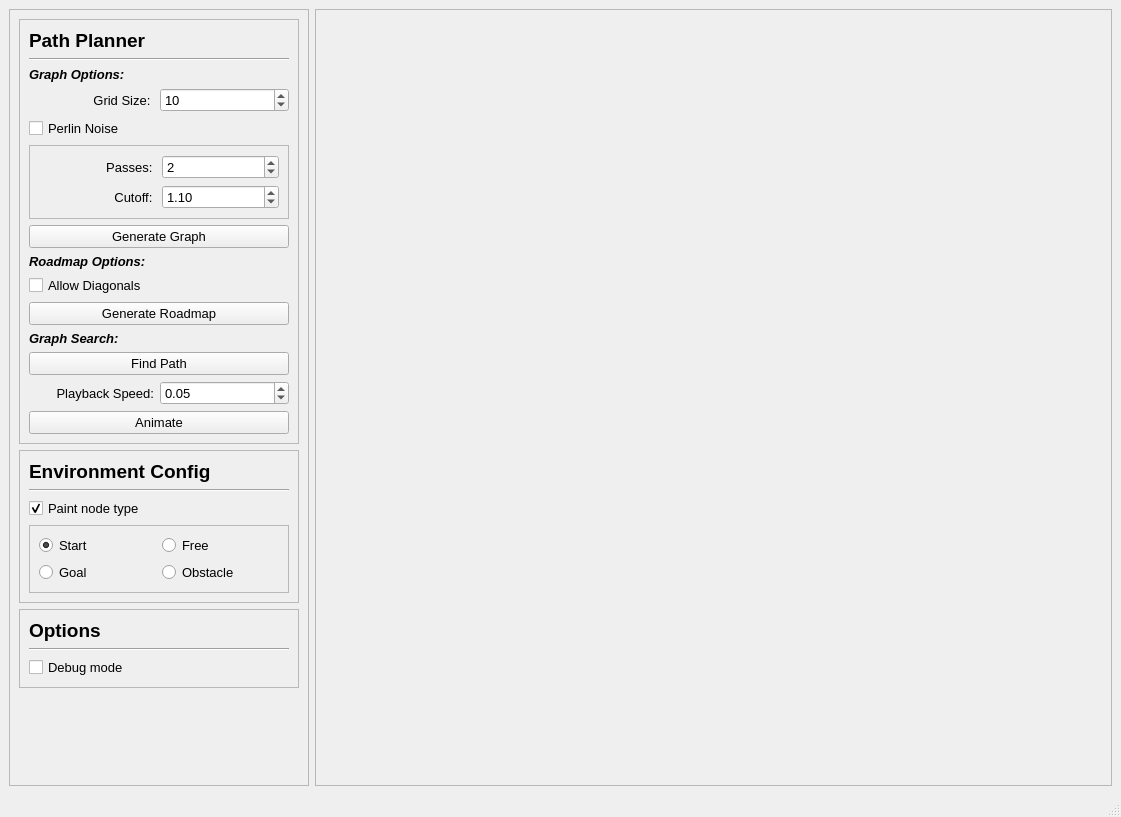
Above: ui/main_window.ui from kpdudek/PathPlanning before the change. Below: the same form after it.
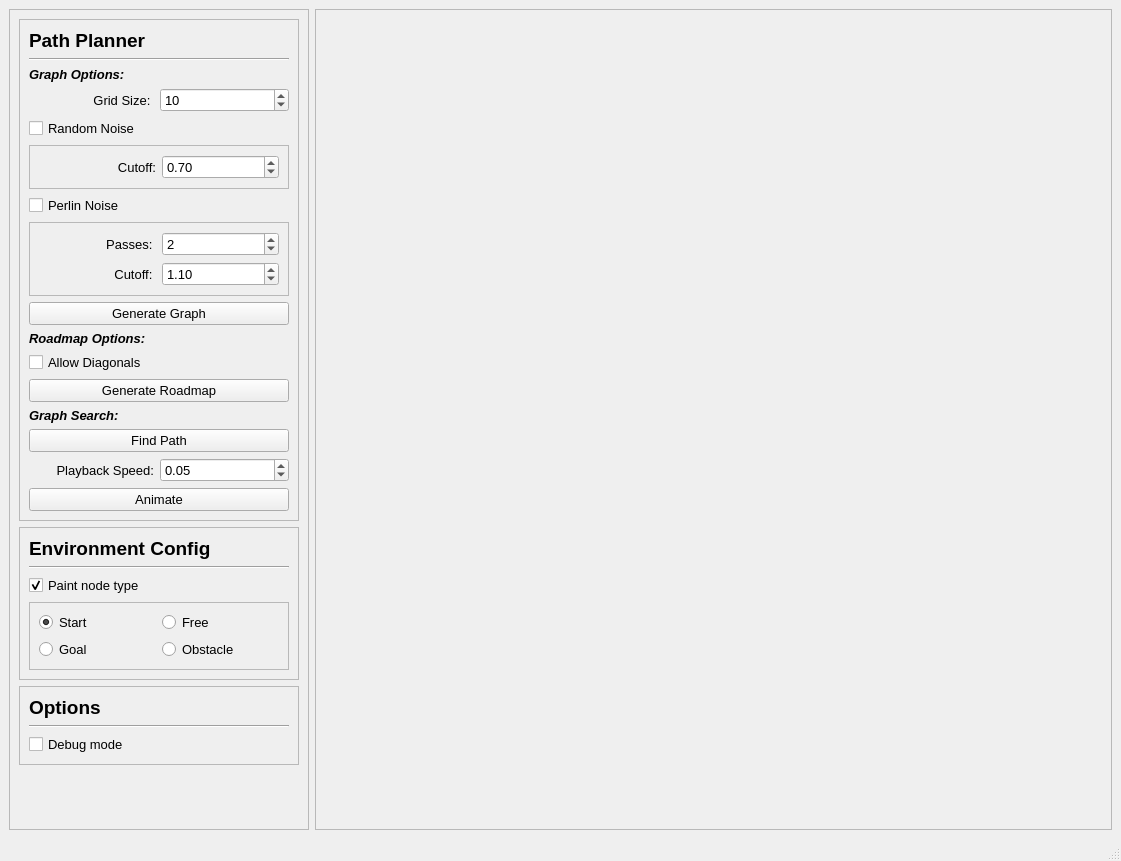
That is the form after the change.

Commit message: Added random noise option for graph generation

```diff
--- a/ui/main_window.ui
+++ b/ui/main_window.ui
@@ -7,7 +7,7 @@
     <x>0</x>
     <y>0</y>
     <width>1121</width>
-    <height>817</height>
+    <height>861</height>
    </rect>
   </property>
   <property name="windowTitle">
@@ -45,7 +45,7 @@
           <enum>QFrame::Raised</enum>
          </property>
          <layout class="QGridLayout" name="gridLayout_5">
-          <item row="6" column="0" colspan="2">
+          <item row="8" column="0" colspan="2">
            <widget class="QPushButton" name="generate_graph_button">
             <property name="font">
              <font>
@@ -57,7 +57,7 @@
             </property>
            </widget>
           </item>
-          <item row="10" column="0" colspan="2">
+          <item row="12" column="0" colspan="2">
            <widget class="QPushButton" name="generate_roadmap_button">
             <property name="font">
              <font>
@@ -69,19 +69,43 @@
             </property>
            </widget>
           </item>
-          <item row="12" column="0" colspan="2">
-           <widget class="QPushButton" name="find_path_button">
+          <item row="15" column="0">
+           <widget class="QLabel" name="label_5">
             <property name="font">
              <font>
               <pointsize>10</pointsize>
              </font>
             </property>
             <property name="text">
-             <string>Find Path</string>
+             <string>Playback Speed:</string>
             </property>
+            <property name="alignment">
+             <set>Qt::AlignRight|Qt::AlignTrailing|Qt::AlignVCenter</set>
+            </property>
            </widget>
           </item>
-          <item row="9" column="0" colspan="2">
+          <item row="3" column="0">
+           <widget class="QLabel" name="label_4">
+            <property name="maximumSize">
+             <size>
+              <width>125</width>
+              <height>16777215</height>
+             </size>
+            </property>
+            <property name="font">
+             <font>
+              <pointsize>10</pointsize>
+             </font>
+            </property>
+            <property name="text">
+             <string>Grid Size: </string>
+            </property>
+            <property name="alignment">
+             <set>Qt::AlignRight|Qt::AlignTrailing|Qt::AlignVCenter</set>
+            </property>
+           </widget>
+          </item>
+          <item row="11" column="0" colspan="2">
            <widget class="QCheckBox" name="allow_diagonals_checkbox">
             <property name="maximumSize">
              <size>
@@ -119,43 +143,19 @@
             </property>
            </widget>
           </item>
-          <item row="3" column="0">
-           <widget class="QLabel" name="label_4">
-            <property name="maximumSize">
-             <size>
-              <width>125</width>
-              <height>16777215</height>
-             </size>
-            </property>
+          <item row="14" column="0" colspan="2">
+           <widget class="QPushButton" name="find_path_button">
             <property name="font">
              <font>
               <pointsize>10</pointsize>
              </font>
             </property>
             <property name="text">
-             <string>Grid Size: </string>
+             <string>Find Path</string>
             </property>
-            <property name="alignment">
-             <set>Qt::AlignRight|Qt::AlignTrailing|Qt::AlignVCenter</set>
-            </property>
            </widget>
           </item>
-          <item row="13" column="0">
-           <widget class="QLabel" name="label_5">
-            <property name="font">
-             <font>
-              <pointsize>10</pointsize>
-             </font>
-            </property>
-            <property name="text">
-             <string>Playback Speed:</string>
-            </property>
-            <property name="alignment">
-             <set>Qt::AlignRight|Qt::AlignTrailing|Qt::AlignVCenter</set>
-            </property>
-           </widget>
-          </item>
-          <item row="13" column="1">
+          <item row="15" column="1">
            <widget class="QDoubleSpinBox" name="playback_speed_spinbox">
             <property name="font">
              <font>
@@ -170,7 +170,7 @@
             </property>
            </widget>
           </item>
-          <item row="15" column="0" colspan="2">
+          <item row="17" column="0" colspan="2">
            <widget class="QPushButton" name="animate_button">
             <property name="font">
              <font>
@@ -182,6 +182,21 @@
             </property>
            </widget>
           </item>
+          <item row="2" column="0" colspan="2">
+           <widget class="QLabel" name="label_7">
+            <property name="font">
+             <font>
+              <pointsize>10</pointsize>
+              <weight>75</weight>
+              <italic>true</italic>
+              <bold>true</bold>
+             </font>
+            </property>
+            <property name="text">
+             <string>Graph Options:</string>
+            </property>
+           </widget>
+          </item>
           <item row="1" column="0" colspan="2">
            <widget class="Line" name="line_3">
             <property name="orientation">
@@ -189,22 +204,73 @@
             </property>
            </widget>
           </item>
-          <item row="2" column="0" colspan="2">
-           <widget class="QLabel" name="label_7">
+          <item row="6" column="0">
+           <widget class="QCheckBox" name="perlin_noise_checkbox">
+            <property name="maximumSize">
+             <size>
+              <width>125</width>
+              <height>16777215</height>
+             </size>
+            </property>
             <property name="font">
              <font>
               <pointsize>10</pointsize>
+             </font>
+            </property>
+            <property name="text">
+             <string>Perlin Noise</string>
+            </property>
+           </widget>
+          </item>
+          <item row="3" column="1">
+           <widget class="QSpinBox" name="grid_size_spinbox">
+            <property name="font">
+             <font>
+              <pointsize>10</pointsize>
+             </font>
+            </property>
+            <property name="minimum">
+             <number>2</number>
+            </property>
+            <property name="maximum">
+             <number>128</number>
+            </property>
+            <property name="value">
+             <number>10</number>
+            </property>
+           </widget>
+          </item>
+          <item row="9" column="0" colspan="2">
+           <widget class="QLabel" name="label_8">
+            <property name="font">
+             <font>
+              <pointsize>10</pointsize>
               <weight>75</weight>
               <italic>true</italic>
               <bold>true</bold>
              </font>
             </property>
             <property name="text">
-             <string>Graph Options:</string>
+             <string>Roadmap Options:</string>
             </property>
            </widget>
           </item>
-          <item row="5" column="0" colspan="2">
+          <item row="13" column="0" colspan="2">
+           <widget class="QLabel" name="label_9">
+            <property name="font">
+             <font>
+              <pointsize>10</pointsize>
+              <weight>75</weight>
+              <italic>true</italic>
+              <bold>true</bold>
+             </font>
+            </property>
+            <property name="text">
+             <string>Graph Search:</string>
+            </property>
+           </widget>
+          </item>
+          <item row="7" column="0" colspan="2">
            <widget class="QFrame" name="perlin_options_frame">
             <property name="frameShape">
              <enum>QFrame::StyledPanel</enum>
@@ -291,70 +357,58 @@
             </layout>
            </widget>
           </item>
-          <item row="7" column="0" colspan="2">
-           <widget class="QLabel" name="label_8">
-            <property name="font">
-             <font>
-              <pointsize>10</pointsize>
-              <weight>75</weight>
-              <italic>true</italic>
-              <bold>true</bold>
-             </font>
-            </property>
-            <property name="text">
-             <string>Roadmap Options:</string>
-            </property>
-           </widget>
-          </item>
-          <item row="3" column="1">
-           <widget class="QSpinBox" name="grid_size_spinbox">
-            <property name="font">
-             <font>
-              <pointsize>10</pointsize>
-             </font>
-            </property>
-            <property name="minimum">
-             <number>2</number>
-            </property>
-            <property name="maximum">
-             <number>128</number>
-            </property>
-            <property name="value">
-             <number>10</number>
-            </property>
-           </widget>
-          </item>
           <item row="4" column="0">
-           <widget class="QCheckBox" name="perlin_noise_checkbox">
-            <property name="maximumSize">
-             <size>
-              <width>125</width>
-              <height>16777215</height>
-             </size>
-            </property>
+           <widget class="QCheckBox" name="random_noise_checkbox">
             <property name="font">
              <font>
               <pointsize>10</pointsize>
              </font>
             </property>
             <property name="text">
-             <string>Perlin Noise</string>
+             <string>Random Noise</string>
             </property>
            </widget>
           </item>
-          <item row="11" column="0" colspan="2">
-           <widget class="QLabel" name="label_9">
-            <property name="font">
-             <font>
-              <pointsize>10</pointsize>
-              <weight>75</weight>
-              <italic>true</italic>
-              <bold>true</bold>
-             </font>
+          <item row="5" column="0" colspan="2">
+           <widget class="QFrame" name="random_options_frame">
+            <property name="frameShape">
+             <enum>QFrame::StyledPanel</enum>
             </property>
-            <property name="text">
-             <string>Graph Search:</string>
+            <property name="frameShadow">
+             <enum>QFrame::Raised</enum>
             </property>
+            <layout class="QGridLayout" name="gridLayout_6">
+             <item row="0" column="0">
+              <widget class="QLabel" name="label_6">
+               <property name="font">
+                <font>
+                 <pointsize>10</pointsize>
+                </font>
+               </property>
+               <property name="text">
+                <string>Cutoff:</string>
+               </property>
+               <property name="alignment">
+                <set>Qt::AlignRight|Qt::AlignTrailing|Qt::AlignVCenter</set>
+               </property>
+              </widget>
+             </item>
+             <item row="0" column="1">
+              <widget class="QDoubleSpinBox" name="random_cutoff_spinbox">
+               <property name="font">
+                <font>
+                 <pointsize>10</pointsize>
+                </font>
+               </property>
+               <property name="singleStep">
+                <double>0.050000000000000</double>
+               </property>
+               <property name="value">
+                <double>0.700000000000000</double>
+               </property>
+              </widget>
+             </item>
+            </layout>
            </widget>
           </item>
          </layout>
```
The commit also changes 3 other files.
